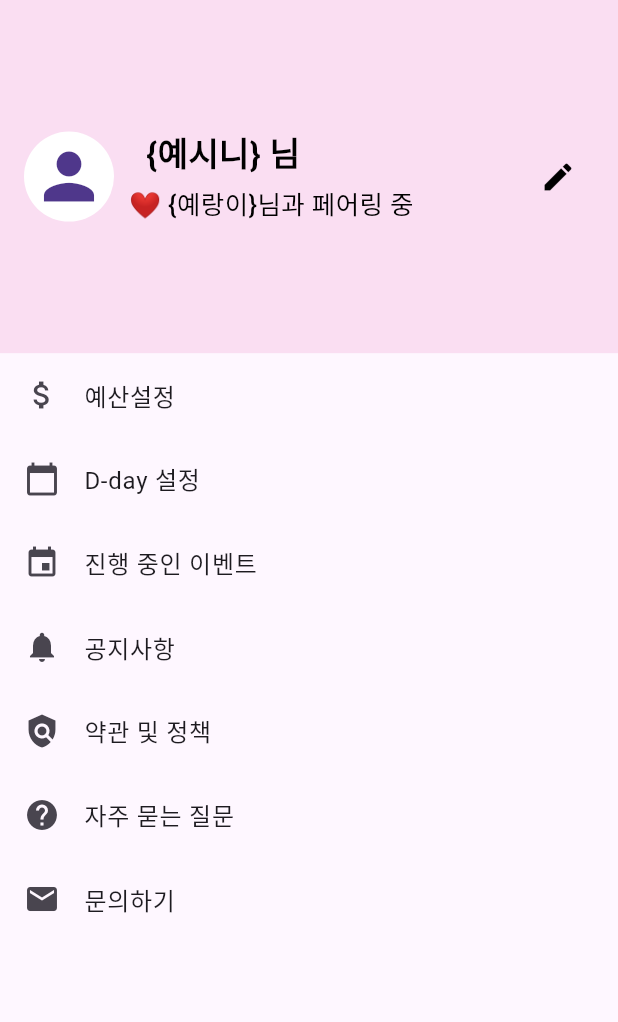
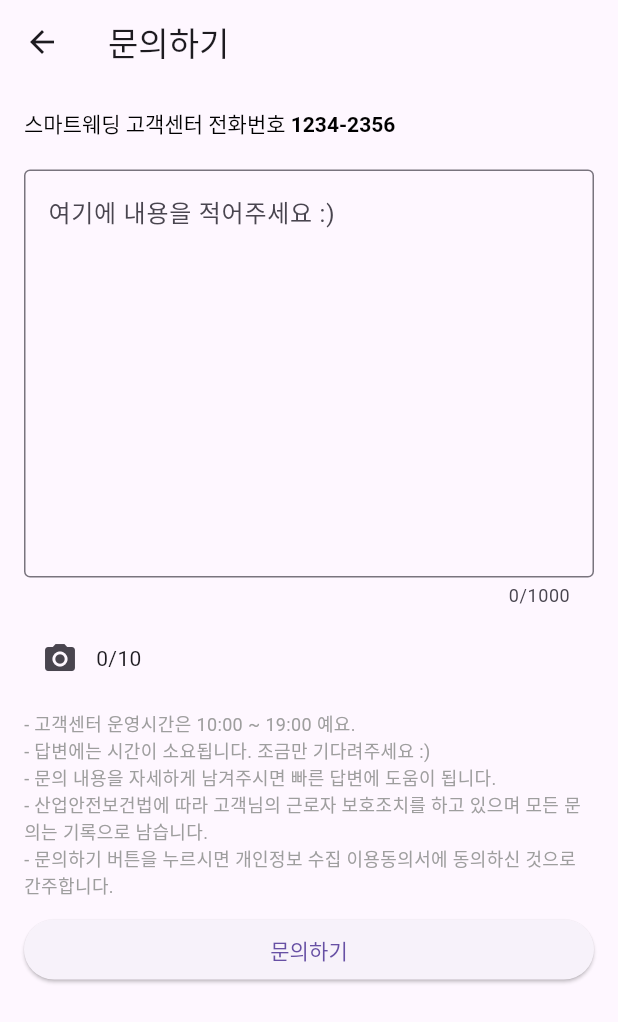
Before and after one commit to hongj0a/weddingApp, a Flutter app: the MyPage screen opened directly, after a tap on "문의하기", on a phone screen of 412 x 824 dp. Shown: the top 1022 px of the screen. Run offline on Flutter 3.47's test engine with Material 3 defaults, Android fonts, the phone set to English and light mode, and no system bars; our stand-ins replace flutter_colorpicker, font_awesome_flutter, table_calendar.

Commit message:
added for mypage detail.

```diff
--- a/lib/screen/budget_page.dart
+++ b/lib/screen/budget_page.dart
@@ -212,10 +212,7 @@ class _BudgetPageState extends State<BudgetPage> {
               SizedBox(width: 18.0),
               GestureDetector(
                 onTap: () {},
-                child: Text(
-                  '>',
-                  style: TextStyle(fontSize: 20, fontWeight: FontWeight.bold),
-                ),
+                child: Icon(Icons.chevron_right),
               ),
             ],
           ),
--- /dev/null
+++ b/lib/screen/inquiryScreen.dart
@@ -0,0 +1,79 @@
+import 'package:flutter/material.dart';
+
+class InquiryScreen extends StatelessWidget {
+  @override
+  Widget build(BuildContext context) {
+    return Scaffold(
+      appBar: AppBar(
+        title: Text("문의하기"),
+      ),
+      body: SafeArea(
+        child: SingleChildScrollView(
+          padding: const EdgeInsets.all(16.0),
+          child: Column(
+            crossAxisAlignment: CrossAxisAlignment.start,
+            children: [
+              RichText(
+                text: TextSpan(
+                  children: [
+                    TextSpan(
+                      text: '스마트웨딩 고객센터 전화번호 ',
+                      style: TextStyle(color: Colors.black),
+                    ),
+                    TextSpan(
+                      text: '1234-2356',
+                      style: TextStyle(
+                        color: Colors.black,
+                        fontWeight: FontWeight.bold,
+                      ),
+                    ),
+                  ],
+                ),
+              ),
+              SizedBox(height: 20),
+              TextField(
+                maxLines: 10,
+                maxLength: 1000,
+                decoration: InputDecoration(
+                  border: OutlineInputBorder(),
+                  hintText: '여기에 내용을 적어주세요 :)',
+                ),
+              ),
+              SizedBox(height: 10),
+              Row(
+                children: [
+                  IconButton(
+                    icon: Icon(Icons.camera_alt),
+                    onPressed: () {
+                      // Handle camera action
+                    },
+                  ),
+                  Text('0/10'),
+                ],
+              ),
+              SizedBox(height: 10),
+              Text(
+                '- 고객센터 운영시간은 10:00 ~ 19:00 예요.\n'
+                    '- 답변에는 시간이 소요됩니다. 조금만 기다려주세요 :)\n'
+                    '- 문의 내용을 자세하게 남겨주시면 빠른 답변에 도움이 됩니다.\n'
+                    '- 산업안전보건법에 따라 고객님의 근로자 보호조치를 하고 있으며 모든 문의는 기록으로 남습니다.\n'
+                    '- 문의하기 버튼을 누르시면 개인정보 수집 이용동의서에 동의하신 것으로 간주합니다.',
+                style: TextStyle(fontSize: 12, color: Colors.grey),
+              ),
+              SizedBox(height: 10),
+              SizedBox(
+                width: double.infinity,
+                child: ElevatedButton(
+                  onPressed: () {
+                    // Handle inquiry submission
+                  },
+                  child: Text('문의하기'),
+                ),
+              ),
+            ],
+          ),
+        ),
+      ),
+    );
+  }
+}
```
Also changed, not shown: lib/screen/faq_screen.dart (added, +38 -0 lines), lib/screen/my_page.dart (+21 -3 lines), lib/screen/terms_and_policies.dart (added, +47 -0 lines).
